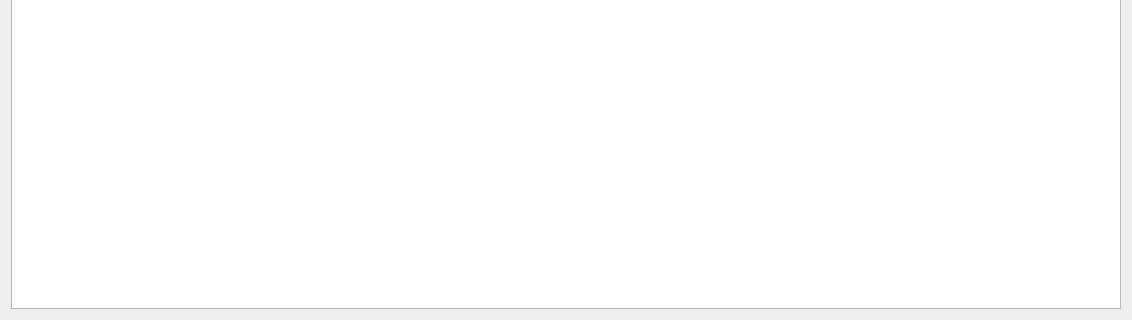
The window that UI_RAW/Customers.ui (GreenBeanio/Kimberly-s-Delicious-Dozen-Tracker) describes before a commit, drawn with Qt 5; both pictures show x 0 to 1132 and y 591 to 911 of the 1132 by 911 pixel window.
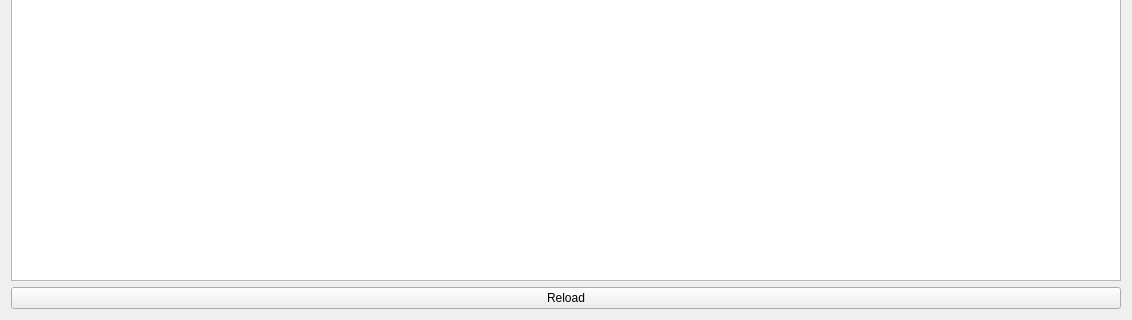
The same window after the commit.

```diff
--- a/UI_RAW/Customers.ui
+++ b/UI_RAW/Customers.ui
@@ -15,7 +15,7 @@
   </property>
   <layout class="QGridLayout" name="gridLayout">
    <item row="0" column="0">
-    <layout class="QVBoxLayout" name="MainLayout" stretch="1,0,4">
+    <layout class="QVBoxLayout" name="MainLayout" stretch="1,0,4,0">
      <item>
       <layout class="QHBoxLayout" name="InputLayout">
        <item>
@@ -398,6 +398,13 @@
      <item>
       <widget class="QTableView" name="CustomerTable"/>
      </item>
+     <item>
+      <widget class="QPushButton" name="Reload">
+       <property name="text">
+        <string>Reload</string>
+       </property>
+      </widget>
+     </item>
     </layout>
    </item>
   </layout>
```
